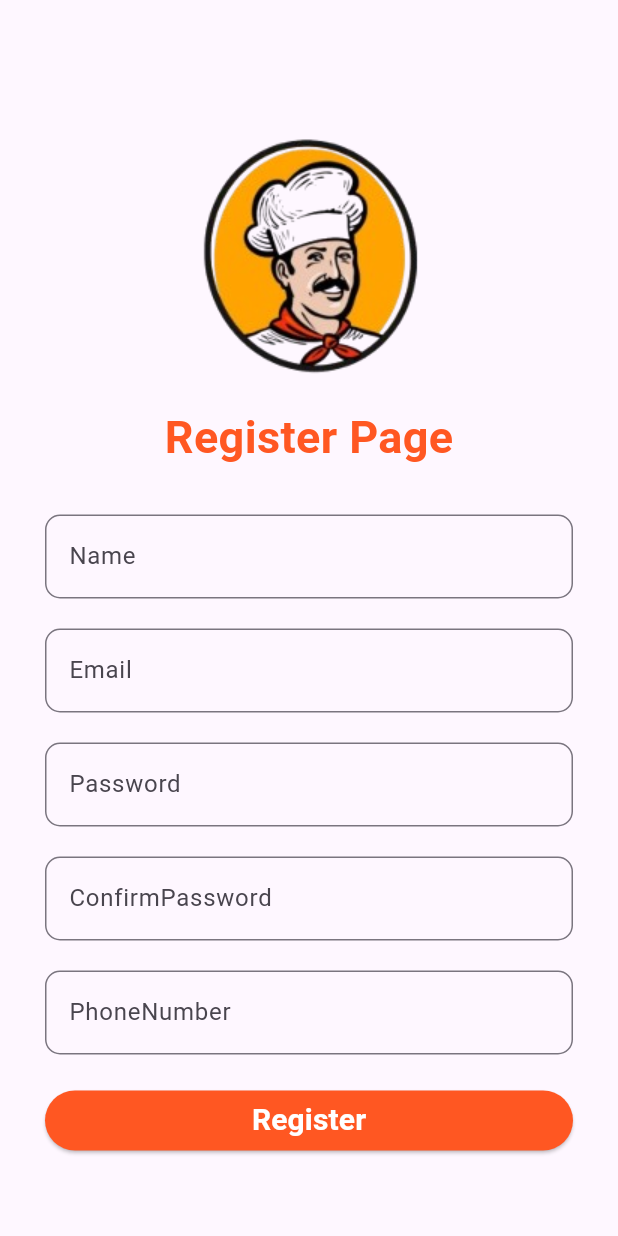
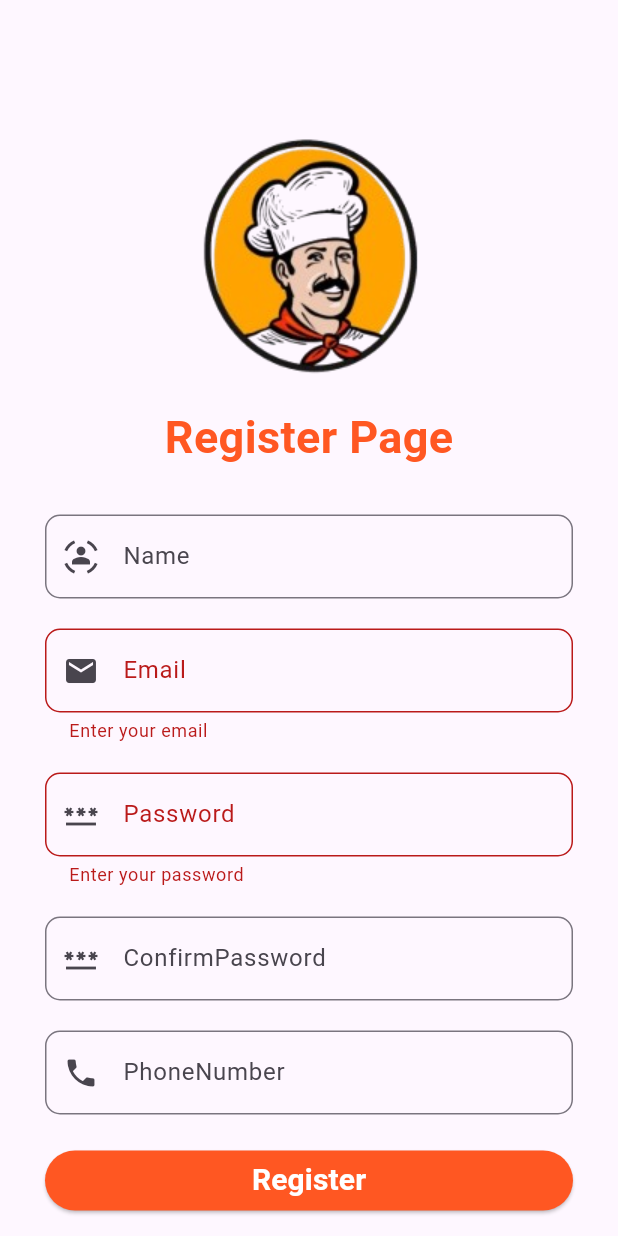
Before and after one commit to nishadabhay/foodiapp, a Flutter app: the Myregisterpage screen opened directly, after a tap on "Register", on a phone screen of 412 x 824 dp. Run offline on Flutter 3.47's test engine with Material 3 defaults, Android fonts, the phone set to English and light mode, and no system bars; our stand-ins replace firebase_auth, firebase_core, fluttertoast; accounts and stored records are empty.

```diff
--- a/lib/RegisterScreens/registerpage.dart
+++ b/lib/RegisterScreens/registerpage.dart
@@ -1,6 +1,9 @@
 import 'package:firebase_auth/firebase_auth.dart';
+import 'package:firebase_core/firebase_core.dart';
 import 'package:flutter/material.dart';
-import 'package:foodies/user_auth/firbase_auth_implementation/firebase_auth_service.dart';
+import 'package:foodies/HomeScreens/home_page.dart';
+
+import '../Utils/Utilities.dart';
 
 class Myregisterpage extends StatefulWidget {
   const Myregisterpage({super.key});
@@ -10,104 +13,156 @@ class Myregisterpage extends StatefulWidget {
 }
 
 class _MyregisterpageState extends State<Myregisterpage> {
-  final FirebaseAuthService _auth = FirebaseAuthService();
+  // bool _isRememberMeChecked = false;
+  bool loading = false;
+  final _formKey = GlobalKey<FormState>();
+  final _emailController = TextEditingController();
+  final _passwordController = TextEditingController();
 
-  bool _isRememberMeChecked = false;
-
-  TextEditingController _nameController = TextEditingController();
-  TextEditingController _emailController = TextEditingController();
-  TextEditingController _passwordController = TextEditingController();
-
+  FirebaseAuth _auth = FirebaseAuth.instance;
 @override
   void dispose() {
-    // TODO: implement dispose
 
-    _nameController.dispose();
     _emailController.dispose();
     _passwordController.dispose();
     super.dispose();
   }
-
   @override
   Widget build(BuildContext context) {
     return Scaffold(
-
-      body: SingleChildScrollView(
-        child: Container(
-
-          child: Padding(
-            padding: const EdgeInsets.only(left: 30,right: 30,top: 70),
+      body: Padding(
+        padding: const EdgeInsets.only(left: 30, right: 30, top: 70),
+        child: SingleChildScrollView(
           child: Column(
-
+            children: [
+              Form(
+                key: _formKey,
+                  child: Column(
                 children: [
                   Image(image: AssetImage("assets/images/filed.png")),
-                Text("Register Page",style: TextStyle(fontSize: 30,fontWeight: FontWeight.bold,color: Colors.deepOrange),),
-                SizedBox(height: 30,),
-
+                  Text(
+                    "Register Page",
+                    style: TextStyle(
+                        fontSize: 30,
+                        fontWeight: FontWeight.bold,
+                        color: Colors.deepOrange),
+                  ),
+                  const SizedBox(
+                    height: 30,
+                  ),
                   TextField(
-                  controller: _nameController,
-
                     decoration: InputDecoration(
                         labelText: "Name",
-                      border: OutlineInputBorder(borderRadius: BorderRadius.circular(10))),),
-                SizedBox(height: 20,),
+                        prefixIcon: Icon(Icons.sensor_occupied),
+                        border: OutlineInputBorder(
 
-                TextField(
+                            borderRadius: BorderRadius.circular(10))),
+                  ),
+
+                  const SizedBox(
+                    height: 20,
+                  ),
+                  TextFormField(
+                    keyboardType: TextInputType.emailAddress,
                     controller: _emailController,
-                  decoration: InputDecoration(
+                    decoration:  InputDecoration(
                         labelText: "Email",
-                      border: OutlineInputBorder(borderRadius: BorderRadius.circular(10))),),
-                SizedBox(height: 20,),
+                        prefixIcon: Icon(Icons.email),
+                        border: OutlineInputBorder(
+                            borderRadius: BorderRadius.circular(10))),
+                    validator: (value){
+                      if(value!.isEmpty){
+                        return "Enter your email";
+                      }else{
+                        return null;
+                      }
+                    },
+                  ),
 
-                TextField(
+                  const SizedBox(
+                    height: 20,
+                  ),
+                  TextFormField(
+                    keyboardType: TextInputType.text,
                     controller: _passwordController,
                     obscureText: true,
-
                     decoration: InputDecoration(
                         labelText: "Password",
-                      border: OutlineInputBorder(borderRadius: BorderRadius.circular(10))),),
-                SizedBox(height: 20,),
+                        prefixIcon: Icon(Icons.password),
+                        border: OutlineInputBorder(
+                            borderRadius: BorderRadius.circular(10))),
+// Validation---------------------------------------------
+                    validator: (value){
+                      if(value!.isEmpty){
+                        return "Enter your password";
+                      }else{
+                        return null;
+                      }
+                    },
+                  ),
+                  const SizedBox(
+                    height: 20,
+                  ),
                   TextField(
                     obscureText: true,
-
                     decoration: InputDecoration(
                         labelText: "ConfirmPassword",
-                      border: OutlineInputBorder(borderRadius: BorderRadius.circular(10))),),
-                SizedBox(height: 20,),
-
+                        prefixIcon: Icon(Icons.password),
+                        border: OutlineInputBorder(
+                            borderRadius: BorderRadius.circular(10))),
+                  ),
+                  const SizedBox(
+                    height: 20,
+                  ),
                   TextField(
-
                     decoration: InputDecoration(
                         labelText: "PhoneNumber",
-                      border: OutlineInputBorder(borderRadius: BorderRadius.circular(10))),),
-                SizedBox(height: 20,),
+                        prefixIcon: Icon(Icons.phone),
+                        border: OutlineInputBorder(
+                            borderRadius: BorderRadius.circular(10))),
+                  ),
+                  const SizedBox(
+                    height: 20,
+                  ),
+                  ElevatedButton(
+                    onPressed: () {
+                      if(_formKey.currentState!.validate()){
+                        setState(() {
+                          loading = true;
+                        });
+                        _auth.createUserWithEmailAndPassword(
+                            email: _emailController.text.toString(),
+// Error handling .then se ---------------all code in utils folder
+                            password: _passwordController.text.toString()).then((value){
 
+                        }).onError((error, stackTrace){
+                          Utils().toastMessage(error.toString());
+                          setState(() {
+                            loading = false;
+                          });
+                        });
 
-              ElevatedButton(onPressed: _register, child: Center(child: Text("Register",style: TextStyle(fontSize: 20,fontWeight: FontWeight.bold,color: Colors.white),)),style: ElevatedButton.styleFrom(backgroundColor: Colors.deepOrange),),
+                      }
 
+                    },
+                    child: Center(
 
+                        child: loading ?  CircularProgressIndicator(strokeWidth: 3, color: Colors.white,): Text(
+                      "Register",
+                      style: TextStyle(
+                          fontSize: 20,
+                          fontWeight: FontWeight.bold,
+                          color: Colors.white),
+                    )),
+                    style: ElevatedButton.styleFrom(
+                        backgroundColor: Colors.deepOrange),
+                  ),
                 ],
-            ),
+              )),
+            ],
           ),
         ),
       ),
     );
   }
-
-  void _register()async{
-    String name = _nameController.text;
-    String email = _emailController.text;
-    String password = _passwordController as String;
-
-    User? user = await _auth.signUpWithEmailandPassword(email, password);
-
-    if(user != null){
-
-      print("User is successfully created");
-      Navigator.pushNamed(context, "/home");
-    }else{
-      print("Some error happen");
 }
-
-  }
-}
--- /dev/null
+++ b/lib/Utils/Utilities.dart
@@ -0,0 +1,17 @@
+import 'package:flutter/material.dart';
+import 'package:fluttertoast/fluttertoast.dart';
+
+class Utils {
+
+  void toastMessage(String message){
+    Fluttertoast.showToast(
+        msg: message,
+        toastLength: Toast.LENGTH_SHORT,
+        gravity: ToastGravity.BOTTOM,
+        timeInSecForIosWeb: 1,
+        backgroundColor: Colors.red,
+        textColor: Colors.white,
+        fontSize: 16.0
+    );
+  }
+}
--- a/lib/main.dart
+++ b/lib/main.dart
@@ -1,7 +1,16 @@
 import 'package:flutter/material.dart';
 import 'package:foodies/splsh/splash.dart';
+import 'package:firebase_core/firebase_core.dart';
+import 'firebase_options.dart';
 
-void main() {
+void main()async {
+
+
+  WidgetsFlutterBinding.ensureInitialized();
+  await Firebase.initializeApp(
+    options: DefaultFirebaseOptions.currentPlatform,
+  );
+
   runApp(const MyApp());
 }
 
--- a/lib/user_auth/firbase_auth_implementation/firebase_auth_service.dart
+++ /dev/null
@@ -1,31 +0,0 @@
-import 'package:firebase_auth/firebase_auth.dart';
-
-class FirebaseAuthService{
-
-  FirebaseAuth _auth = FirebaseAuth.instance;
-  Future<User?> signUpWithEmailandPassword(String email, String password) async {
-    try {
-      UserCredential credential =await _auth.createUserWithEmailAndPassword(email: email, password: password);
-      return credential.user;
-
-    }catch(e){
-      print('Some error occourd');
-    }
-    return null;
-  }
-
-  // for Loginpage
-
-
-  Future<User?> signInWithEmailandPassword(String email, String password) async {
-    try {
-      UserCredential credential =await _auth.signInWithEmailAndPassword(email: email, password: password);
-      return credential.user;
-
-    }catch(e){
-      print('Some error occourd');
-    }
-    return null;
-  }
-
-}
--- a/pubspec.yaml
+++ b/pubspec.yaml
@@ -37,6 +37,10 @@ dependencies:
   cupertino_icons: ^1.0.8
   #FirebaseAuth
   firebase_auth: ^5.3.1
+  firebase_core: ^3.7.0
+  fluttertoast: ^8.2.8
+#  cloud_firestore: ^5.4.5
+  firebase_storage: ^12.3.5
 
 dev_dependencies:
   flutter_test:
```
Also changed, not shown: firebase.json (added), lib/firebase_options.dart (added), pubspec.lock, 2 other files. Lines whose indentation alone changed are shown as unchanged.
